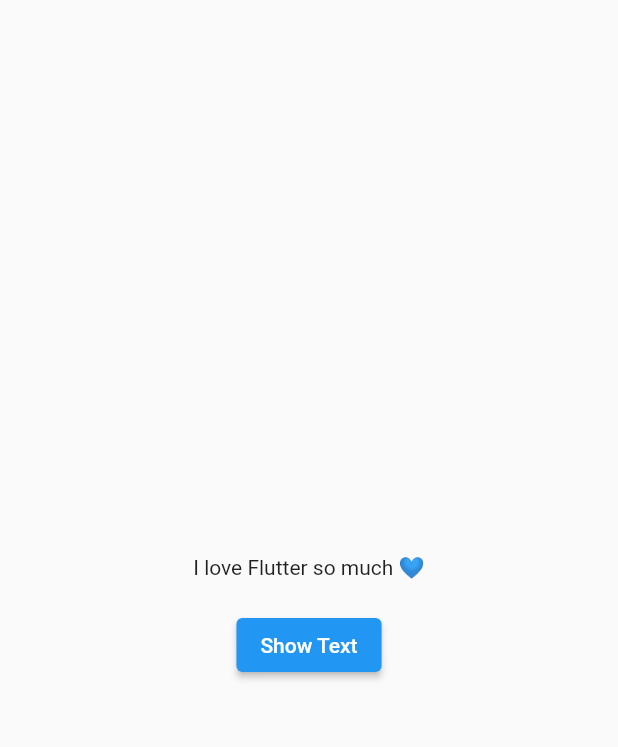
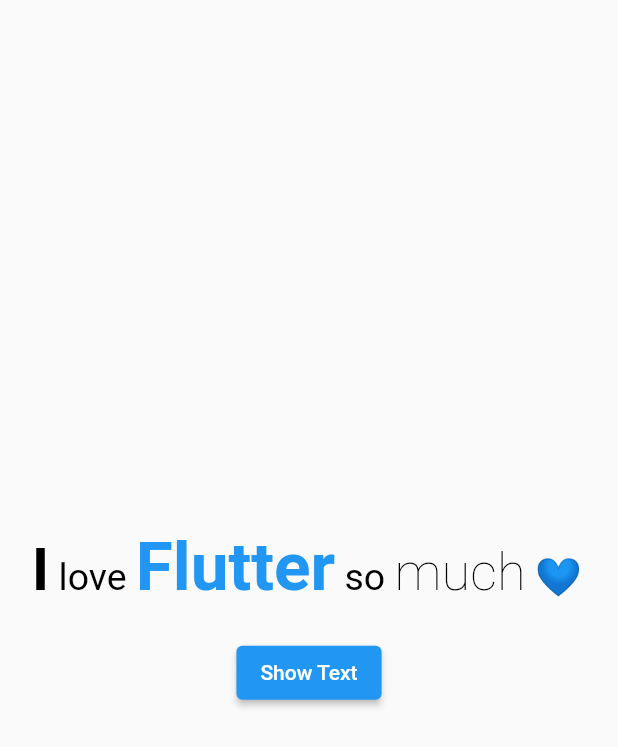
Before and after one commit to Yazeed-AlKhalaf/text_and_rich_text, a Flutter app: the screen it shows after launch, after a tap on "Show Rich Text", on a phone screen of 412 x 824 dp. Shown: the top 747 px of the screen. Run offline on Flutter 3.47's test engine with Material 2 defaults, Android fonts, the phone set to English and light mode, and no system bars.

Commit message:
🚀 Finish project

```diff
--- a/lib/app.dart
+++ b/lib/app.dart
@@ -20,11 +20,51 @@ class _HomeState extends State<Home> {
   @override
   Widget build(BuildContext context) {
     Widget _buildText() {
-      return Text("I love Flutter so much 💙");
+      return Text(
+        "I love Flutter so much 💙",
+        style: TextStyle(
+          color: Colors.black,
+          fontSize: 25,
+        ),
+      );
     }
 
     Widget _buildRichText() {
-      return Text("I love Flutter so much 💙");
+      return SelectableText.rich(
+        TextSpan(
+          style: TextStyle(
+            color: Colors.black,
+            fontSize: 25,
+          ),
+          children: <InlineSpan>[
+            TextSpan(
+              text: "I",
+              style: TextStyle(
+                fontSize: 40,
+                fontWeight: FontWeight.bold,
+              ),
+            ),
+            TextSpan(text: " love "),
+            TextSpan(
+              text: "Flutter",
+              style: TextStyle(
+                fontSize: 45,
+                fontWeight: FontWeight.bold,
+                color: Colors.blue,
+              ),
+            ),
+            TextSpan(text: " so "),
+            TextSpan(
+              text: "much",
+              style: TextStyle(
+                fontSize: 35,
+                fontWeight: FontWeight.w100,
+              ),
+            ),
+            TextSpan(text: " 💙"),
+          ],
+        ),
+      );
     }
 
     return Scaffold(
```
